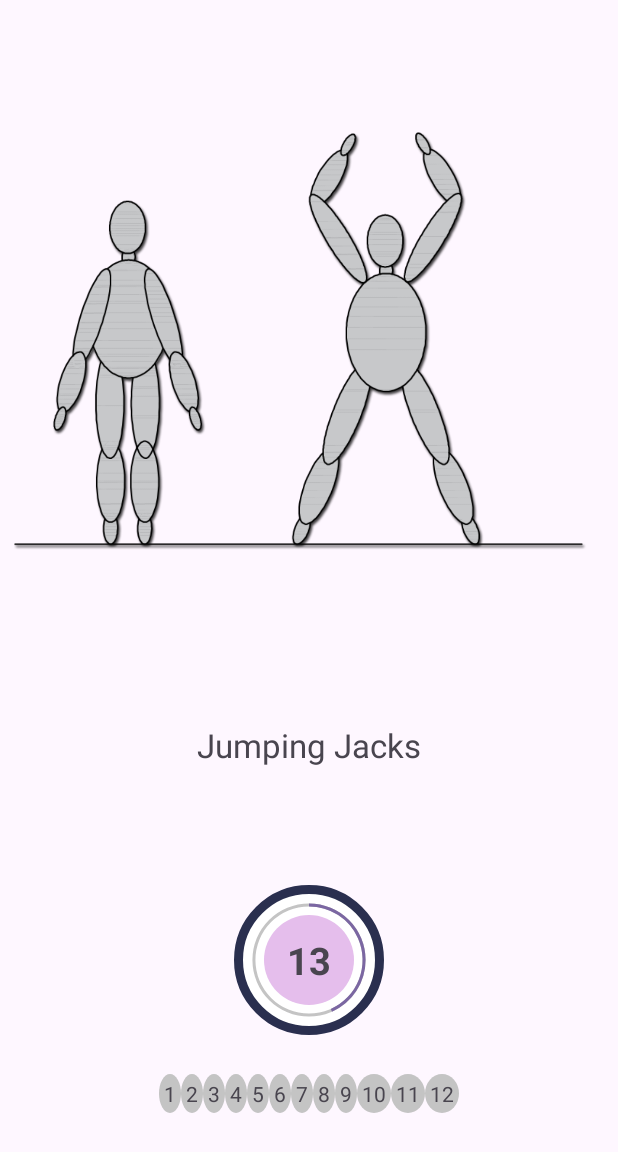
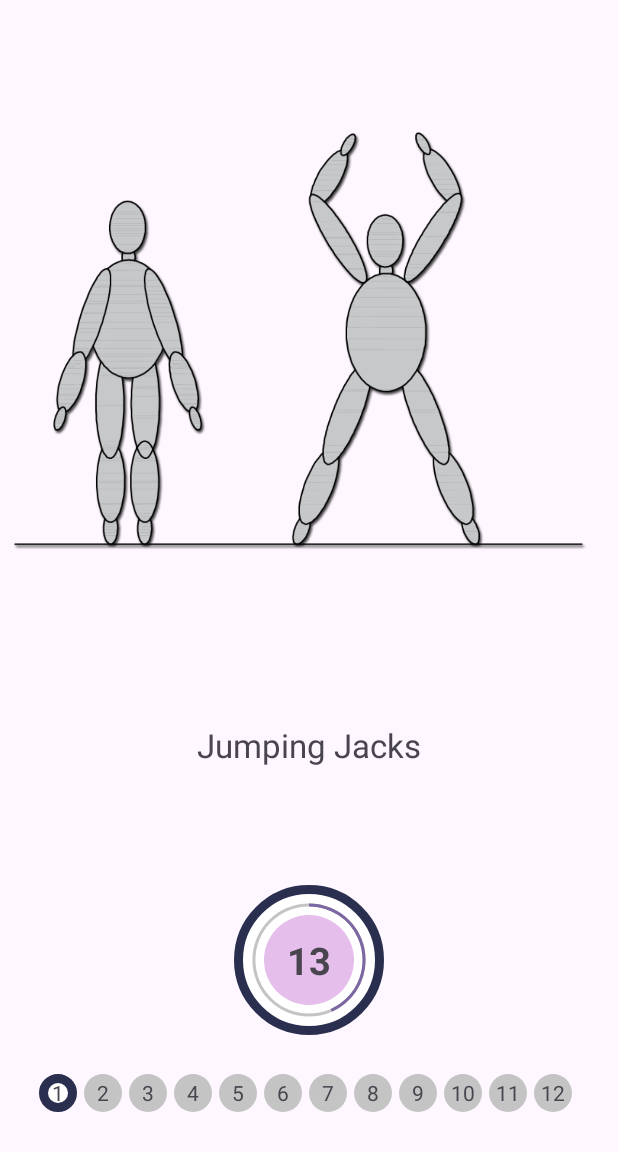
Before and after one commit to dogansengul/workout_app, an Android app: the ExerciseActivity screen opened directly, with no data from a screen before it, on a phone screen of 412 x 824 dp, the part 84-1236 px from its top. Run offline under Robolectric (Android 15) with nearby library versions, the phone set to English and light mode, and no system bars; our stand-ins replace data binding.

Commit message:
Recyclerview has integrated and refreshes itself.

```diff
--- a/app/src/main/java/com/example/a7minuteworkoutapp/ExerciseActivity.kt
+++ b/app/src/main/java/com/example/a7minuteworkoutapp/ExerciseActivity.kt
@@ -26,6 +26,7 @@ class ExerciseActivity : AppCompatActivity() {
     private lateinit var exerciseList: ArrayList<ExerciseModel>
     private var currentExercisePosition = 0
     private var textToSpeech: TextToSpeech? = null
+    private lateinit var rvAdapter: ExerciseStatusRecyclerAdapter
 
     @SuppressLint("SetTextI18n")
     override fun onCreate(savedInstanceState: Bundle?) {
@@ -53,15 +54,18 @@ class ExerciseActivity : AppCompatActivity() {
         binding?.toolbarExercise?.setNavigationOnClickListener {
             onBackPressedDispatcher.onBackPressed()
         }
+        exerciseList = Constants.defaultExerciseList()
+        rvAdapter = ExerciseStatusRecyclerAdapter(exerciseList)
         initExerciseStatusRecyclerView()
-        exerciseList = Constants.defaultExerciseList()
         timeout()
     }
 
     private fun initExerciseStatusRecyclerView() {
         binding?.rvExerciseStatus?.apply {
-            adapter = ExerciseStatusRecyclerAdapter()
+            adapter = rvAdapter
             layoutManager = LinearLayoutManager(this@ExerciseActivity, LinearLayoutManager.HORIZONTAL, false)
+            addItemDecoration(RightSpacingItemDecoration(7))
+            isNestedScrollingEnabled = false
         }
     }
 
@@ -94,10 +98,17 @@ class ExerciseActivity : AppCompatActivity() {
             if (i == 1) function()
         }
     }
-    @SuppressLint("SetTextI18n")
+    @SuppressLint("SetTextI18n", "NotifyDataSetChanged")
     private fun timeout() {
         setTimeOutScreen()
         speakOut()
+
+        exerciseList[currentExercisePosition].setIsSelected(true)
+        Log.d("durum", "$currentExercisePosition . exercise selected: ${exerciseList[currentExercisePosition].getIsSelected()}")
+        Log.d("durum", "$currentExercisePosition . exercise completed: ${exerciseList[currentExercisePosition].getIsCompleted()}")
+
+        rvAdapter.notifyDataSetChanged()
+
         lifecycleScope.launch {
             startTimer(10, binding?.timer, binding?.progressBar) {
                 startExercises()
@@ -105,10 +116,16 @@ class ExerciseActivity : AppCompatActivity() {
         }
     }
 
+    @SuppressLint("NotifyDataSetChanged")
     private fun startExercises() {
         setExerciseScreen()
         lifecycleScope.launch{
             startTimer(30, binding?.exercise1Timer, binding?.exercise1ProgressBar) {
+                exerciseList[currentExercisePosition].setIsCompleted(true)
+                exerciseList[currentExercisePosition].setIsSelected(false)
+                Log.d("durum", "$currentExercisePosition . exercise selected: ${exerciseList[currentExercisePosition].getIsSelected()}")
+                Log.d("durum", "$currentExercisePosition . exercise completed: ${exerciseList[currentExercisePosition].getIsCompleted()}")
+                rvAdapter.notifyDataSetChanged()
                 currentExercisePosition++
                 if(currentExercisePosition == 12) {
                     openFinishActivity()
@@ -165,41 +182,4 @@ class ExerciseActivity : AppCompatActivity() {
             }
         })
     }
-
-
-
-    //redundant old functions
-    private fun startExercise1() {
-        setExerciseScreen()
-        currentExercisePosition++
-        lifecycleScope.launch {
-            startTimer(30, binding?.exercise1Timer, binding?.exercise1ProgressBar) {
-                timeout()
-            }
-        }
-    }
-    private fun startOtherExercises() {
-        binding?.flProgressBar?.visibility = View.INVISIBLE
-        binding?.tvUpcomingExercise?.visibility = View.INVISIBLE
-        binding?.tvExerciseName?.visibility = View.VISIBLE
-        binding?.flExercise1ProgressBar?.visibility = View.VISIBLE
-        binding?.exerciseImage?.visibility = View.VISIBLE
-        if (currentExercisePosition <= 11) {
-            binding?.exerciseImage?.setImageResource(exerciseList[currentExercisePosition].getImage())
-            binding?.tvExerciseName?.text = exerciseList[currentExercisePosition].getName()
-            currentExercisePosition++
-            lifecycleScope.launch {
-                startTimer(30, binding?.exercise1Timer, binding?.exercise1ProgressBar) {
-                    if (currentExercisePosition <= 11) {
-                        timeout()
-                    } else {
-                        openFinishActivity()
-                        Toast.makeText(this@ExerciseActivity,
-                            "You have completed the workout, congrats!",
-                            Toast.LENGTH_SHORT).show()
-                    }
-                }
-            }
-        }
-    }
 }
--- a/app/src/main/java/com/example/a7minuteworkoutapp/ExerciseStatusRecyclerAdapter.kt
+++ b/app/src/main/java/com/example/a7minuteworkoutapp/ExerciseStatusRecyclerAdapter.kt
@@ -1,30 +1,44 @@
 package com.example.a7minuteworkoutapp
 
+import android.util.Log
 import android.view.LayoutInflater
 import android.view.ViewGroup
-import android.widget.TextView
+import androidx.core.content.ContextCompat
 import androidx.recyclerview.widget.RecyclerView
 import com.example.a7minuteworkoutapp.databinding.LayoutExerciseStatusItemBinding
 
-class ExerciseStatusRecyclerAdapter: RecyclerView.Adapter<RecyclerView.ViewHolder>() {
-    private val exerciseList = Constants.defaultExerciseList()
-    override fun onCreateViewHolder(parent: ViewGroup, viewType: Int): RecyclerView.ViewHolder {
-        return ExerciseStatusViewHolder(LayoutExerciseStatusItemBinding.inflate(LayoutInflater.from(parent.context)))
+class ExerciseStatusRecyclerAdapter(private var list: ArrayList<ExerciseModel>): RecyclerView.Adapter<ExerciseStatusRecyclerAdapter.ViewHolder>() {
+    private val exerciseList = list
+
+    inner class ViewHolder(private val binding: LayoutExerciseStatusItemBinding) : RecyclerView.ViewHolder(binding.root) {
+        val tvItem = binding.itemExerciseStatus
+    }
+
+    override fun onCreateViewHolder(parent: ViewGroup, viewType: Int): ViewHolder {
+        return ViewHolder(LayoutExerciseStatusItemBinding.inflate(LayoutInflater.from(parent.context)))
     }
 
     override fun getItemCount(): Int {
         return exerciseList.size
     }
 
-    override fun onBindViewHolder(holder: RecyclerView.ViewHolder, position: Int) {
-        when(holder) {
-            is ExerciseStatusViewHolder ->
-                holder.bind(exerciseList[position])
-        }
-    }
-    inner class ExerciseStatusViewHolder(private val itemBinding: LayoutExerciseStatusItemBinding): RecyclerView.ViewHolder(itemBinding.root) {
-        fun bind(exercise: ExerciseModel) {
-            itemBinding.itemExerciseStatus.text = exercise.getId().toString()
+    override fun onBindViewHolder(holder: ViewHolder, position: Int) {
+        val exercise: ExerciseModel = exerciseList[position]
+        holder.tvItem.text = exercise.getId().toString()
+
+        when {
+            exercise.getIsSelected() -> {
+                holder.tvItem.background = ContextCompat.getDrawable(holder.itemView.context,
+                    R.drawable.circular_color_accent_border)
+            }
+            exercise.getIsCompleted() -> {
+                holder.tvItem.background = ContextCompat.getDrawable(holder.itemView.context,
+                    R.drawable.item_circular_color_primary_background)
+            }
+            else -> {
+                holder.tvItem.background = ContextCompat.getDrawable(holder.itemView.context,
+                    R.drawable.item_circular_gray_background)
+            }
         }
     }
 }
--- /dev/null
+++ b/app/src/main/java/com/example/a7minuteworkoutapp/RightSpacingItemDecoration.kt
@@ -0,0 +1,18 @@
+package com.example.a7minuteworkoutapp
+
+import android.graphics.Rect
+import android.view.View
+import androidx.recyclerview.widget.RecyclerView
+
+
+class RightSpacingItemDecoration(private val padding: Int): RecyclerView.ItemDecoration() {
+    override fun getItemOffsets(
+        outRect: Rect,
+        view: View,
+        parent: RecyclerView,
+        state: RecyclerView.State
+    ) {
+        super.getItemOffsets(outRect, view, parent, state)
+        outRect.right = padding
+    }
+}
--- /dev/null
+++ b/app/src/main/res/drawable/item_circular_color_primary_background.xml
@@ -0,0 +1,5 @@
+<?xml version="1.0" encoding="utf-8"?>
+<shape xmlns:android="http://schemas.android.com/apk/res/android"
+    android:shape="oval">
+    <solid android:color="@color/colorPrimary"/>
+</shape>
--- a/app/src/main/res/layout/activity_exercise.xml
+++ b/app/src/main/res/layout/activity_exercise.xml
@@ -149,6 +149,8 @@
             android:id="@+id/rv_exercise_status"
             android:layout_width="wrap_content"
             android:layout_height="wrap_content"
+            tools:listitem="@layout/layout_exercise_status_item"
+            tools:layoutManager="androidx.recyclerview.widget.LinearLayoutManager"
             app:layout_constraintBottom_toBottomOf="parent"
             app:layout_constraintStart_toStartOf="parent"
             app:layout_constraintEnd_toEndOf="parent"
--- a/app/src/main/res/layout/layout_exercise_status_item.xml
+++ b/app/src/main/res/layout/layout_exercise_status_item.xml
@@ -3,7 +3,11 @@
     android:id="@+id/item_exercise_status"
     android:layout_width="25dp"
     android:layout_height="25dp"
-    android:padding="3dp"
+    android:maxWidth="25dp"
+    android:minWidth="25dp"
+    android:maxHeight="25dp"
+    android:minHeight="25dp"
+    android:padding="0dp"
     android:background="@drawable/item_circular_gray_background"
     android:gravity="center"
     android:layout_margin="1dp"
```
